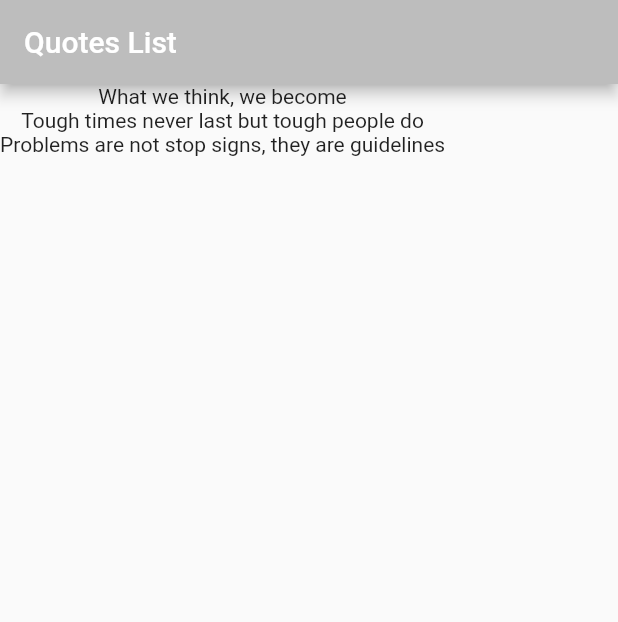
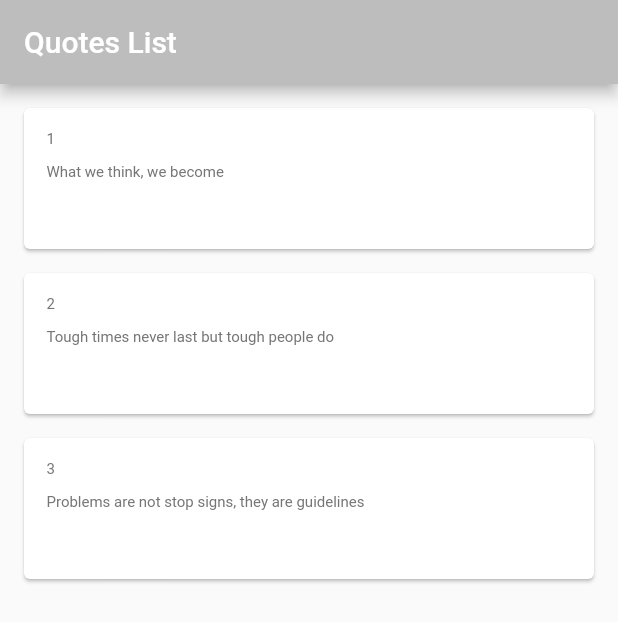
Before and after one commit to 0x4bd0/flutter_lists, a Flutter app: the screen it shows after launch, on a phone screen of 412 x 824 dp. Shown: the top 622 px of the screen. Run offline on Flutter 3.47's test engine with Material 2 defaults, Android fonts, the phone set to English and light mode, and no system bars.

```diff
--- a/lib/main.dart
+++ b/lib/main.dart
@@ -21,9 +21,34 @@ class _QuoteListState extends State<QuoteList> {
   List<Quote> quotes = [
   Quote(text : "What we think, we become", id : 1 ),
   Quote(text : "Tough times never last but tough people do", id : 2 ),
-  Quote(text : "Problems are not stop signs, they are guidelines", id : 1 ),
+  Quote(text : "Problems are not stop signs, they are guidelines", id : 3),
 
   ];
+
+
+  Widget quoteTemplate(quote){
+    return Card(
+      margin: EdgeInsets.fromLTRB(16, 16, 16, 0),
+      child  : Padding(padding: EdgeInsets.all(15),
+      child:
+        Column(
+        crossAxisAlignment: CrossAxisAlignment.stretch,
+        children: [
+         Text('${quote.id}',
+         style: TextStyle(
+           fontSize: 10,
+           color : Colors.grey[600]
+         )),
+         SizedBox(height: 10,),
+         Text(quote.text,
+         style: TextStyle(
+           fontSize: 10,
+           color : Colors.grey[600]
+         )),
+         SizedBox(height: 30,),
+      ],))
+    );
+  }
 
   Widget build(BuildContext context) {
     return Scaffold(
@@ -35,9 +60,7 @@ class _QuoteListState extends State<QuoteList> {
       body : Column(
          mainAxisAlignment: MainAxisAlignment.start,
          children: quotes.map((item) {
-          return Text('${item.text}',
-          textAlign: TextAlign.right,
-          );
+          return quoteTemplate(item);
         }).toList(),
       )
     );
```
